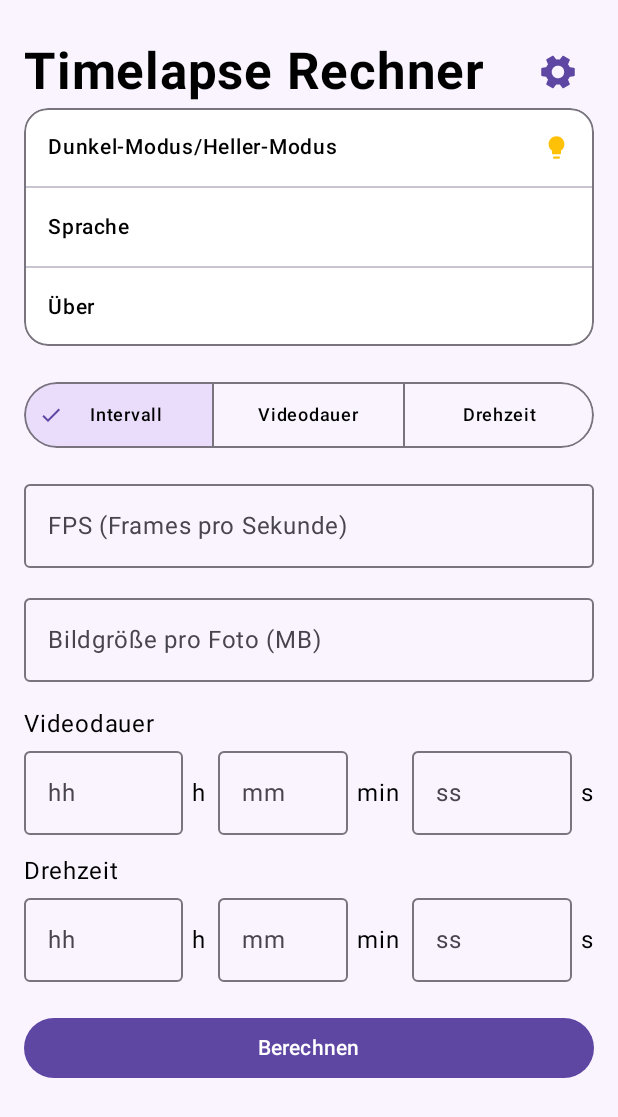
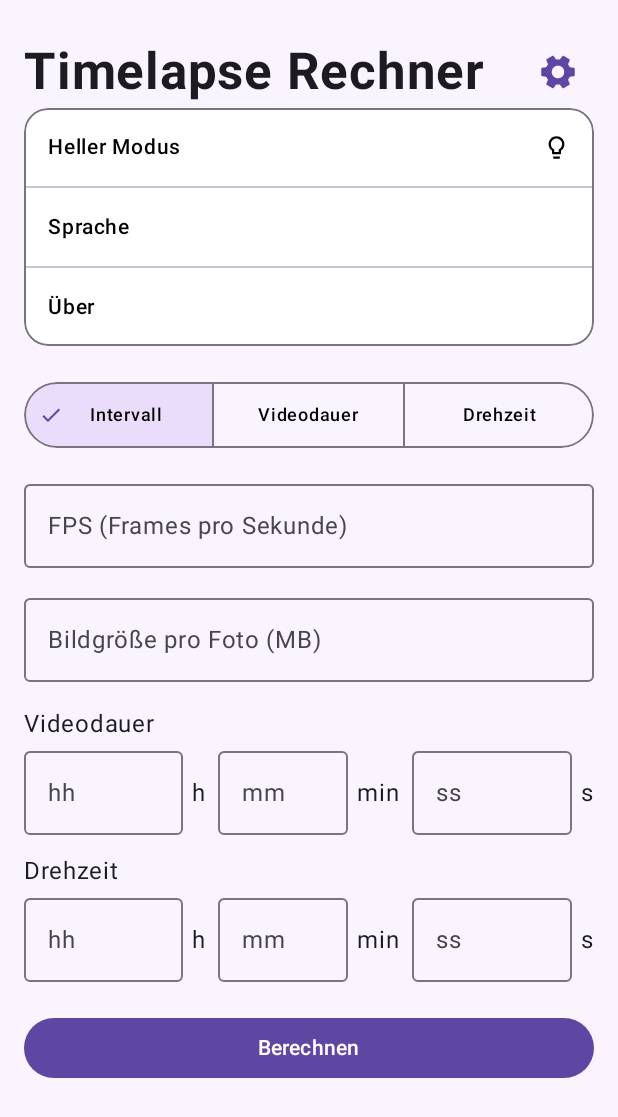
Before and after one commit to VikShepo/timelapse_calculator, an Android app built with Jetpack Compose: the screen it shows after launch (MainActivity), after a tap on "Einstellungen", on a phone screen of 412 x 824 dp. Shown: the top 1117 px of the screen. Run offline under Robolectric (Android 15) with nearby library versions, the phone set to English and light mode, and no system bars.

Commit message:
Dark mode was added., lightbulb has different icon

```diff
--- a/app/src/main/java/com/example/timelapsecalculator/MainActivity.kt
+++ b/app/src/main/java/com/example/timelapsecalculator/MainActivity.kt
@@ -50,7 +50,7 @@ import java.util.Locale
 import androidx.compose.material.icons.Icons
 import androidx.compose.material.icons.filled.Check
 import androidx.compose.material.icons.filled.Settings
-import androidx.compose.material.icons.filled.Lightbulb
+import androidx.compose.material.icons.outlined.Lightbulb
 import androidx.compose.animation.fadeIn
 import androidx.compose.animation.fadeOut
 import androidx.compose.animation.scaleIn
@@ -69,14 +69,31 @@ import androidx.compose.ui.draw.scale
 import androidx.compose.ui.focus.onFocusChanged
 import androidx.compose.runtime.LaunchedEffect
 import kotlinx.coroutines.delay
+import androidx.compose.material3.lightColorScheme
+import androidx.compose.material3.darkColorScheme
 
 class MainActivity : ComponentActivity() {
 	override fun onCreate(savedInstanceState: Bundle?) {
 		super.onCreate(savedInstanceState)
 		setContent {
-			MaterialTheme {
-				Surface(modifier = Modifier.fillMaxSize(), color = Color(0xFFFAF4FF)) {
-					TimelapseScreen()
+			var isDarkMode by remember { mutableStateOf(false) }
+			val lightColors = lightColorScheme(
+				primary = Color(0xFF5E46A3),
+				secondary = Color(0xFFE9DDFB),
+				background = Color(0xFFFAF4FF),
+				surface = Color.White,
+				onSurface = Color.Black
+			)
+			val darkColors = darkColorScheme(
+				primary = Color(0xFFBDA6FF),
+				secondary = Color(0xFF3B2E63),
+				background = Color(0xFF121212),
+				surface = Color(0xFF1E1E1E),
+				onSurface = Color.White
+			)
+			MaterialTheme(colorScheme = if (isDarkMode) darkColors else lightColors) {
+				Surface(modifier = Modifier.fillMaxSize(), color = MaterialTheme.colorScheme.background) {
+					TimelapseScreen(isDarkMode = isDarkMode, onToggleDark = { isDarkMode = !isDarkMode })
 				}
 			}
 		}
@@ -87,7 +104,7 @@ private enum class Mode(val title: String) { Interval("Intervall"), Video("Video
 
 @OptIn(ExperimentalMaterial3Api::class)
 @Composable
-fun TimelapseScreen() {
+fun TimelapseScreen(isDarkMode: Boolean, onToggleDark: () -> Unit) {
 	var selectedTab by remember { mutableStateOf(Mode.Interval) }
 	var fps by remember { mutableStateOf("") }
 	var sizeMb by remember { mutableStateOf("") }
@@ -181,7 +198,7 @@ fun TimelapseScreen() {
 					Icons.Filled.Settings,
 					contentDescription = "Einstellungen",
 					modifier = Modifier.size(28.dp).rotate(gearRotation),
-					tint = Color(0xFF5E46A3)
+					tint = MaterialTheme.colorScheme.primary
 				)
 			}
 		}
@@ -201,7 +218,7 @@ fun TimelapseScreen() {
 					.fillMaxWidth()
 					.clip(RoundedCornerShape(16.dp))
 					.border(1.dp, MaterialTheme.colorScheme.outline, RoundedCornerShape(16.dp))
-					.background(Color.White)
+					.background(MaterialTheme.colorScheme.surface)
 			) {
 				var bulbPop by remember { mutableStateOf(false) }
 				val bulbScale by animateFloatAsState(
@@ -214,16 +231,24 @@ fun TimelapseScreen() {
 						.fillMaxWidth()
 						.clickable {
 							bulbPop = true
+							onToggleDark()
 						}
 						.padding(horizontal = 16.dp, vertical = 14.dp),
 					verticalAlignment = Alignment.CenterVertically
 				) {
-					Text("Dunkel-Modus/Heller-Modus", color = Color.Black, fontSize = 14.sp, fontWeight = FontWeight.SemiBold, modifier = Modifier.weight(1f))
+					val modeText = if (isDarkMode) "Dunkel Modus" else "Heller Modus"
+					Text(
+						modeText,
+						color = MaterialTheme.colorScheme.onSurface,
+						fontSize = 14.sp,
+						fontWeight = FontWeight.SemiBold,
+						modifier = Modifier.weight(1f)
+					)
 					androidx.compose.material3.Icon(
-						Icons.Filled.Lightbulb,
+						Icons.Outlined.Lightbulb,
 						contentDescription = "Theme",
 						modifier = Modifier.size(18.dp).scale(bulbScale),
-						tint = Color(0xFFFFC107)
+						tint = if (isDarkMode) Color.White else Color.Black
 					)
 				}
 				LaunchedEffect(bulbPop) {
```
